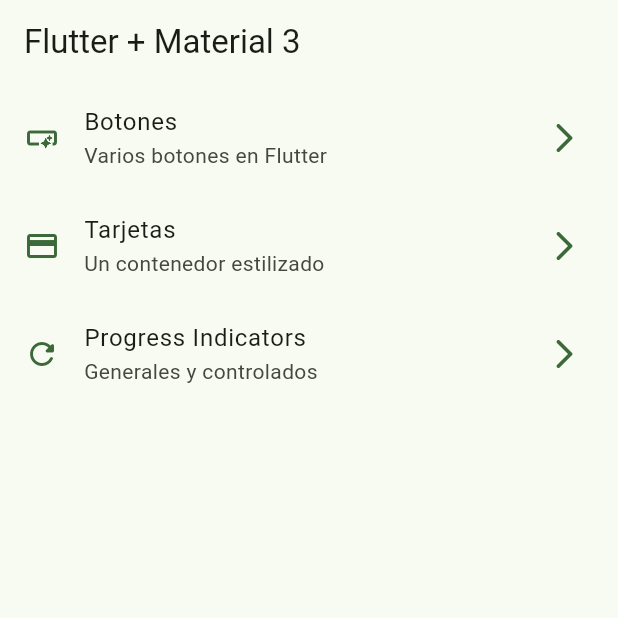
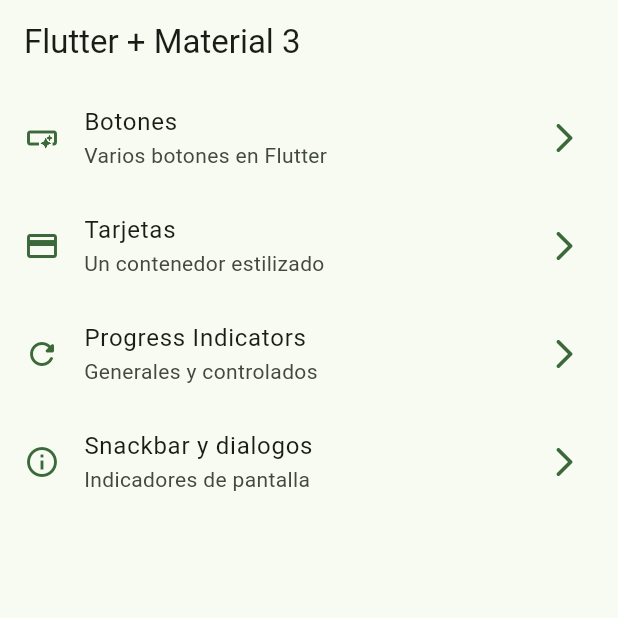
Before and after one commit to Minotriz02/flutterCourse, a Flutter app: the screen it shows after launch, on a phone screen of 412 x 824 dp, the top half of it. Run offline on Flutter 3.47's test engine with Material 3 defaults, Android fonts, the phone set to English and light mode, and no system bars; our stand-ins replace animate_do, dio, go_router, video_player.

Commit message:
snackbar finished

```diff
--- a/widgets_app/lib/config/menu/menu_items.dart
+++ b/widgets_app/lib/config/menu/menu_items.dart
@@ -29,4 +29,9 @@ const appMenuItems = <MenuItem>[
       subTitle: 'Generales y controlados',
       link: '/progress',
       icon: Icons.refresh_rounded),
+  MenuItem(
+      title: 'Snackbar y dialogos',
+      subTitle: 'Indicadores de pantalla',
+      link: '/snackbar',
+      icon: Icons.info_outline),
 ];
--- a/widgets_app/lib/config/router/app_router.dart
+++ b/widgets_app/lib/config/router/app_router.dart
@@ -24,5 +24,10 @@ final appRouter = GoRouter(
       name: ProgressScreen.name,
       builder: (context, state) => const ProgressScreen(),
     ),
+    GoRoute(
+      path: '/snackbar',
+      name: SnackbarScreen.name,
+      builder: (context, state) => const SnackbarScreen(),
+    ),
   ],
 );
```
Also changed, not shown: widgets_app/lib/presentation/screens/snackbar/snackbar_screen.dart (+25 -1 lines).
